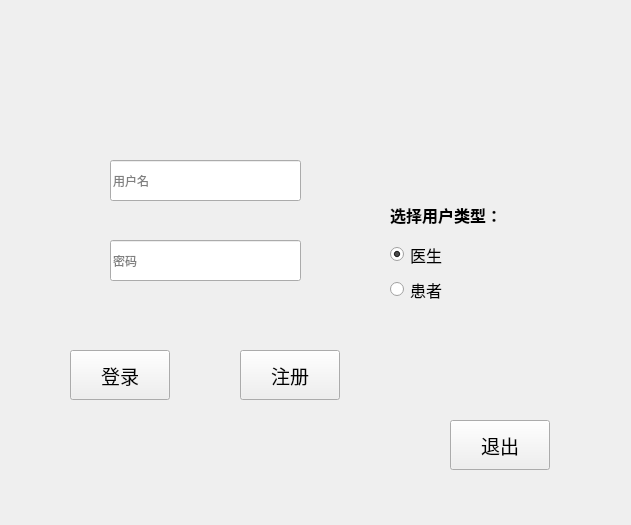
Before: the Qt Designer form medical_client/widget.ui in Gray7118/SMS-Smart_Medical_System, drawn with Qt 5.
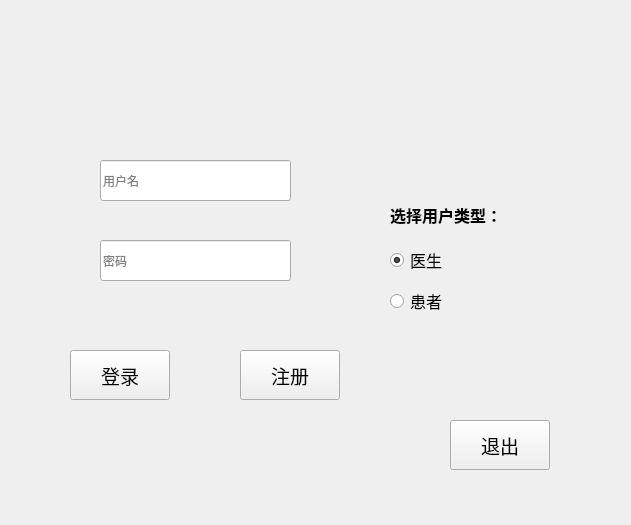
After: the same form once the commit is applied.

```diff
--- a/medical_client/widget.ui
+++ b/medical_client/widget.ui
@@ -78,7 +78,7 @@
   <widget class="QLineEdit" name="usernameLineEdit">
    <property name="geometry">
     <rect>
-     <x>110</x>
+     <x>100</x>
      <y>160</y>
      <width>191</width>
      <height>41</height>
@@ -91,7 +91,7 @@
   <widget class="QLineEdit" name="passwordLineEdit">
    <property name="geometry">
     <rect>
-     <x>110</x>
+     <x>100</x>
      <y>240</y>
      <width>191</width>
      <height>41</height>
@@ -157,7 +157,7 @@
      <x>390</x>
      <y>240</y>
      <width>161</width>
-     <height>64</height>
+     <height>81</height>
     </rect>
    </property>
    <layout class="QVBoxLayout" name="verticalLayout">
```
